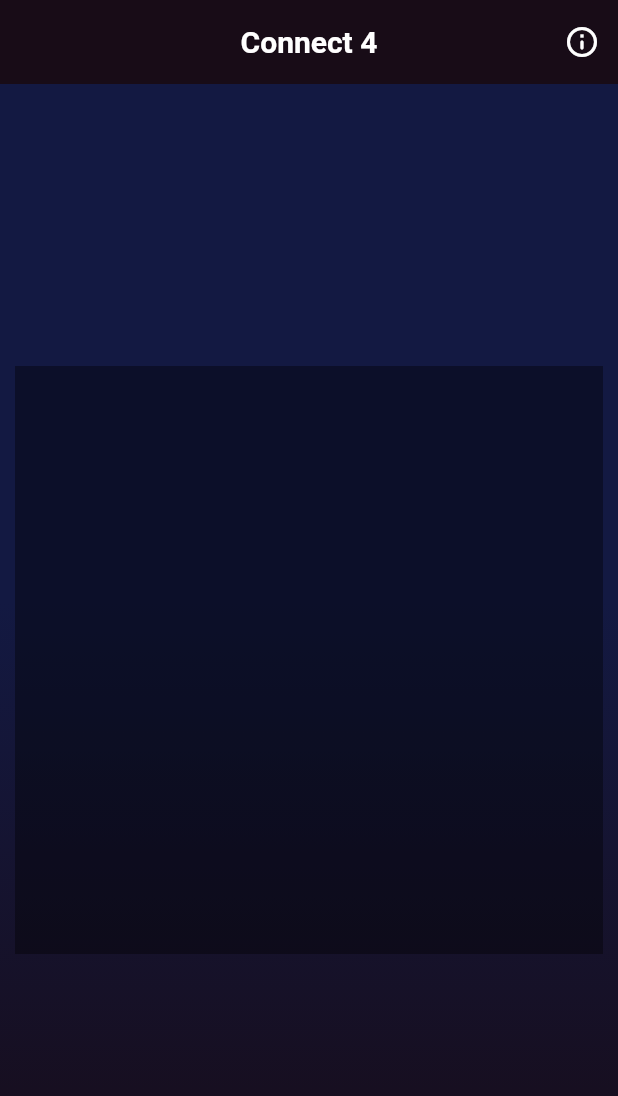
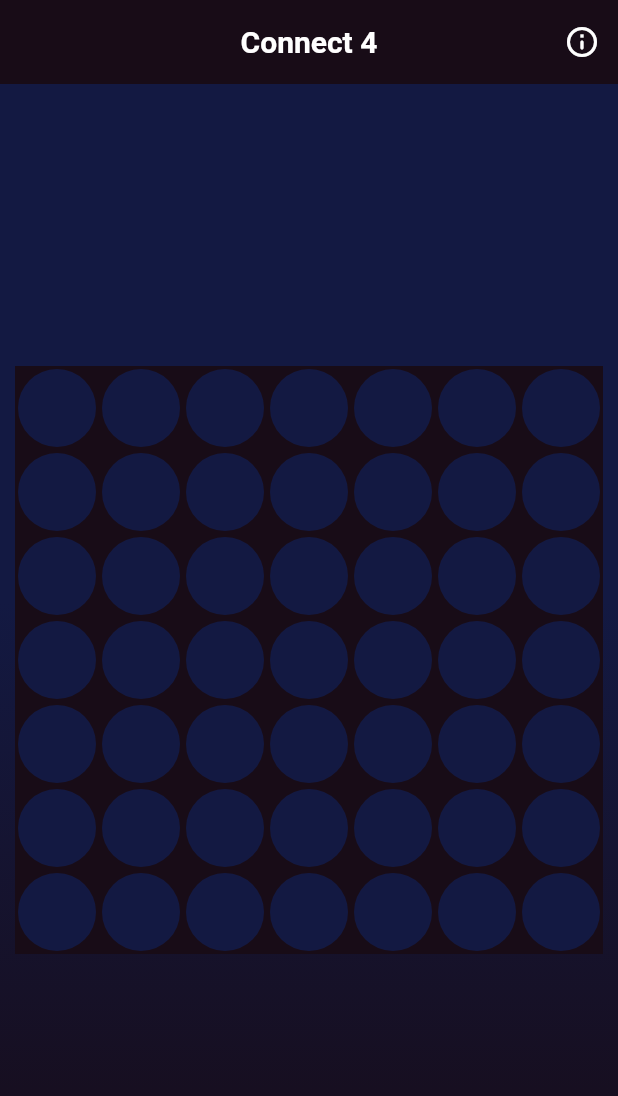
Before and after one commit to samitkapoor/connect4, a Flutter app: the screen it shows after launch, on a phone screen of 412 x 824 dp. Shown: the top 1096 px of the screen. Run offline on Flutter 3.47's test engine with Material 2 defaults, Android fonts, the phone set to English and light mode, and no system bars; our stand-ins replace google_fonts.

Commit message:
Game Board, and State added

```diff
--- a/lib/components/game_board.dart
+++ b/lib/components/game_board.dart
@@ -1,14 +1,69 @@
+import 'package:connect4/models/coin.dart';
 import 'package:flutter/material.dart';
 
-class GameBoard extends StatelessWidget {
-  const GameBoard({super.key});
+import 'package:connect4/utils/game_logic.dart';
+import 'package:connect4/components/game_coin_widget.dart';
 
+class GameBoard extends StatefulWidget {
+  GameBoard({super.key});
+
+  @override
+  State<GameBoard> createState() => _GameBoardState();
+}
+
+class _GameBoardState extends State<GameBoard> {
   @override
   Widget build(BuildContext context) {
     return Container(
       height: MediaQuery.of(context).size.width - 20,
       width: MediaQuery.of(context).size.width - 20,
       color: Colors.black38,
+      child: ListView(
+        physics: const NeverScrollableScrollPhysics(),
+        children: gameState.map((row) {
+          return Row(
+            children: row.map((coin) {
+              return InkWell(
+                onTap: () {
+                  setState(() {
+                    onPlay(
+                      Coin(
+                        row: coin['row'] as int,
+                        column: coin['column'] as int,
+                        selected: false,
+                        color: Theme.of(context).scaffoldBackgroundColor,
+                      ),
+                    );
+                    switchPlayer();
+                  });
+                },
+                child: GameCoinWidget(
+                  coin: (coin['value'] == 0)
+                      ? Coin(
+                          row: coin['row'] as int,
+                          column: coin['column'] as int,
+                          selected: false,
+                          color: Theme.of(context).scaffoldBackgroundColor,
+                        )
+                      : (coin['value'] == 1)
+                          ? Coin(
+                              row: coin['row'] as int,
+                              column: coin['column'] as int,
+                              selected: true,
+                              color: const Color(0xff01bfbf),
+                            )
+                          : Coin(
+                              row: coin['row'] as int,
+                              column: coin['column'] as int,
+                              selected: true,
+                              color: const Color(0xfff49880),
+                            ),
+                ),
+              );
+            }).toList(),
+          );
+        }).toList(),
+      ),
     );
   }
 }
--- /dev/null
+++ b/lib/components/game_coin_widget.dart
@@ -0,0 +1,28 @@
+import 'package:flutter/material.dart';
+
+import 'package:connect4/models/coin.dart';
+
+class GameCoinWidget extends StatelessWidget {
+  GameCoinWidget({super.key, required this.coin});
+
+  Coin coin;
+
+  @override
+  Widget build(BuildContext context) {
+    return Container(
+      height: (MediaQuery.of(context).size.width - 20) / 7,
+      width: (MediaQuery.of(context).size.width - 20) / 7,
+      color: Theme.of(context).appBarTheme.backgroundColor,
+      alignment: Alignment.center,
+      child: Container(
+        height: (MediaQuery.of(context).size.width - 20) / 7,
+        width: (MediaQuery.of(context).size.width - 20) / 7,
+        margin: const EdgeInsets.all(2),
+        decoration: BoxDecoration(
+          shape: BoxShape.circle,
+          color: coin.color,
+        ),
+      ),
+    );
+  }
+}
--- a/lib/models/coin.dart
+++ b/lib/models/coin.dart
@@ -1,6 +1,14 @@
 import 'package:flutter/material.dart';
 
 class Coin {
-  bool selected = false;
-  Color color = Colors.transparent;
+  int row;
+  int column;
+  bool selected;
+  Color color;
+  Coin({
+    required this.row,
+    required this.column,
+    required this.selected,
+    required this.color,
+  });
 }
--- a/lib/models/columns.dart
+++ /dev/null
@@ -1,7 +0,0 @@
-import 'package:connect4/models/coin.dart';
-
-class GameColumn {
-  List<Coin> _gameColumns = [];
-
-  List<Coin> get gameColumns => _gameColumns;
-}
--- /dev/null
+++ b/lib/utils/game_logic.dart
@@ -0,0 +1,86 @@
+import '../models/coin.dart';
+
+int player = 1;
+
+List<List<Map<String, int>>> gameState = [
+  [
+    {'row': 0, 'column': 0, 'value': 0},
+    {'row': 0, 'column': 1, 'value': 0},
+    {'row': 0, 'column': 2, 'value': 0},
+    {'row': 0, 'column': 3, 'value': 0},
+    {'row': 0, 'column': 4, 'value': 0},
+    {'row': 0, 'column': 5, 'value': 0},
+    {'row': 0, 'column': 6, 'value': 0},
+  ],
+  [
+    {'row': 1, 'column': 0, 'value': 0},
+    {'row': 1, 'column': 1, 'value': 0},
+    {'row': 1, 'column': 2, 'value': 0},
+    {'row': 1, 'column': 3, 'value': 0},
+    {'row': 1, 'column': 4, 'value': 0},
+    {'row': 1, 'column': 5, 'value': 0},
+    {'row': 1, 'column': 6, 'value': 0},
+  ],
+  [
+    {'row': 2, 'column': 0, 'value': 0},
+    {'row': 2, 'column': 1, 'value': 0},
+    {'row': 2, 'column': 2, 'value': 0},
+    {'row': 2, 'column': 3, 'value': 0},
+    {'row': 2, 'column': 4, 'value': 0},
+    {'row': 2, 'column': 5, 'value': 0},
+    {'row': 2, 'column': 6, 'value': 0},
+  ],
+  [
+    {'row': 3, 'column': 0, 'value': 0},
+    {'row': 3, 'column': 1, 'value': 0},
+    {'row': 3, 'column': 2, 'value': 0},
+    {'row': 3, 'column': 3, 'value': 0},
+    {'row': 3, 'column': 4, 'value': 0},
+    {'row': 3, 'column': 5, 'value': 0},
+    {'row': 3, 'column': 6, 'value': 0},
+  ],
+  [
+    {'row': 4, 'column': 0, 'value': 0},
+    {'row': 4, 'column': 1, 'value': 0},
+    {'row': 4, 'column': 2, 'value': 0},
+    {'row': 4, 'column': 3, 'value': 0},
+    {'row': 4, 'column': 4, 'value': 0},
+    {'row': 4, 'column': 5, 'value': 0},
+    {'row': 4, 'column': 6, 'value': 0},
+  ],
+  [
+    {'row': 5, 'column': 0, 'value': 0},
+    {'row': 5, 'column': 1, 'value': 0},
+    {'row': 5, 'column': 2, 'value': 0},
+    {'row': 5, 'column': 3, 'value': 0},
+    {'row': 5, 'column': 4, 'value': 0},
+    {'row': 5, 'column': 5, 'value': 0},
+    {'row': 5, 'column': 6, 'value': 0},
+  ],
+  [
+    {'row': 6, 'column': 0, 'value': 0},
+    {'row': 6, 'column': 1, 'value': 0},
+    {'row': 6, 'column': 2, 'value': 0},
+    {'row': 6, 'column': 3, 'value': 0},
+    {'row': 6, 'column': 4, 'value': 0},
+    {'row': 6, 'column': 5, 'value': 0},
+    {'row': 6, 'column': 6, 'value': 0},
+  ],
+];
+
+void switchPlayer() {
+  player = (player == 1) ? 2 : 1;
+}
+
+void onPlay(Coin coin) {
+  int column = coin.column;
+  int i = 6;
+
+  while (i >= 0 && gameState[i][column]['value'] != 0) {
+    i--;
+  }
+
+  if (i >= 0) {
+    gameState[i][column]['value'] = player;
+  }
+}
```
